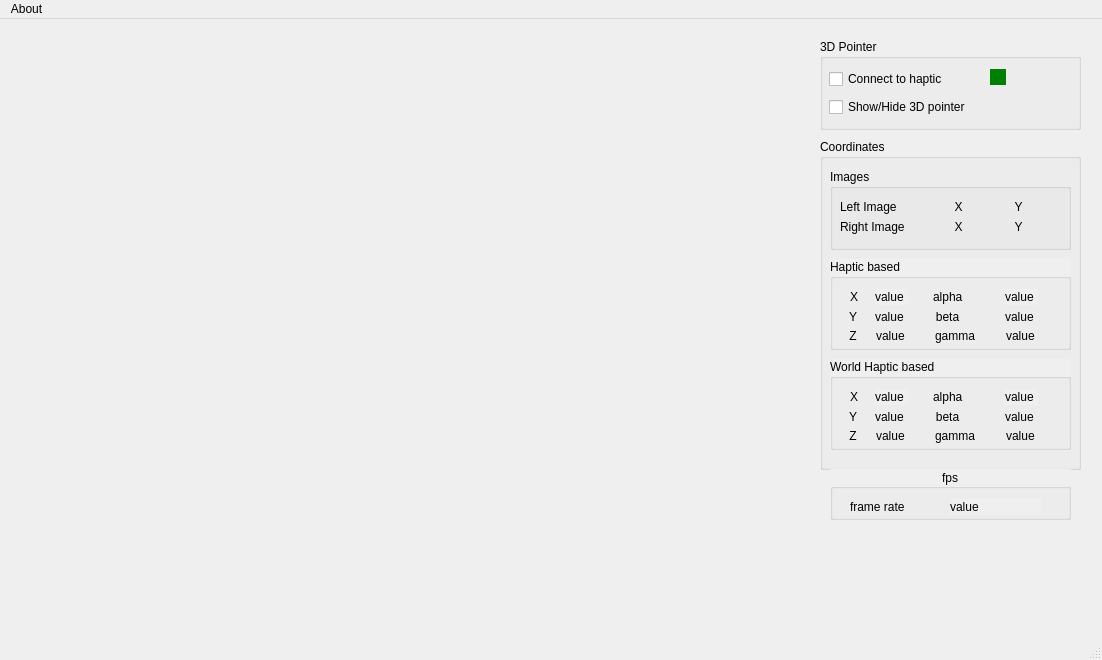
First picture: the form in src/ARtools.ui, repository gedeon1976/ARtoolsHistoric, before the edit.
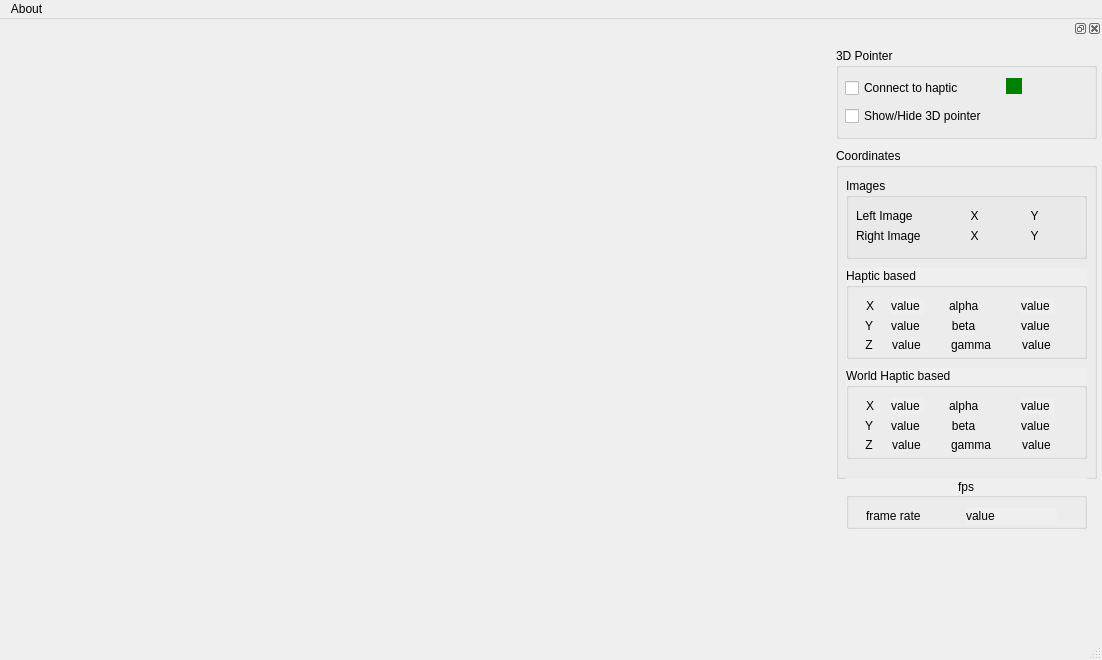
Second picture: the form after the edit.

Diff of the .ui file:
```diff
--- a/src/ARtools.ui
+++ b/src/ARtools.ui
@@ -14,490 +14,62 @@
    <string>ARtools</string>
   </property>
   <widget class="QWidget" name="centralwidget">
-   <widget class="QGroupBox" name="groupBox">
+   <widget class="QWidget" name="CoinScene" native="true">
     <property name="geometry">
      <rect>
-      <x>820</x>
+      <x>10</x>
       <y>20</y>
-      <width>261</width>
-      <height>91</height>
+      <width>521</width>
+      <height>600</height>
      </rect>
     </property>
+   </widget>
+  </widget>
+  <widget class="QMenuBar" name="menubar">
+   <property name="geometry">
+    <rect>
+     <x>0</x>
+     <y>0</y>
+     <width>1102</width>
+     <height>21</height>
+    </rect>
+   </property>
+   <widget class="QMenu" name="menuAbout">
     <property name="title">
-     <string>3D Pointer</string>
+     <string>About</string>
     </property>
-    <property name="flat">
-     <bool>false</bool>
-    </property>
-    <widget class="QCheckBox" name="checkBox_2">
-     <property name="geometry">
-      <rect>
-       <x>9</x>
-       <y>60</y>
-       <width>243</width>
-       <height>16</height>
-      </rect>
-     </property>
-     <property name="text">
-      <string>Show/Hide 3D pointer</string>
-     </property>
-    </widget>
-    <widget class="QCheckBox" name="checkBox">
-     <property name="geometry">
-      <rect>
-       <x>9</x>
-       <y>32</y>
-       <width>243</width>
-       <height>16</height>
-      </rect>
-     </property>
-     <property name="text">
-      <string>Connect to haptic</string>
-     </property>
-    </widget>
-    <widget class="QLabel" name="label_35">
-     <property name="geometry">
-      <rect>
-       <x>170</x>
-       <y>30</y>
-       <width>16</width>
-       <height>16</height>
-      </rect>
+   </widget>
+   <addaction name="menuAbout"/>
+  </widget>
+  <widget class="QStatusBar" name="statusbar"/>
+  <widget class="QDockWidget" name="Pointer3DdockWidget">
+   <property name="minimumSize">
+    <size>
+     <width>276</width>
+     <height>44</height>
+    </size>
      </property>
      <property name="maximumSize">
       <size>
-       <width>16</width>
-       <height>16</height>
-      </size>
-     </property>
-     <property name="palette">
-      <palette>
-       <active>
-        <colorrole role="WindowText">
-         <brush brushstyle="SolidPattern">
-          <color alpha="255">
-           <red>255</red>
-           <green>255</green>
-           <blue>255</blue>
-          </color>
-         </brush>
-        </colorrole>
-        <colorrole role="Button">
-         <brush brushstyle="SolidPattern">
-          <color alpha="255">
-           <red>0</red>
-           <green>128</green>
-           <blue>0</blue>
-          </color>
-         </brush>
-        </colorrole>
-        <colorrole role="Light">
-         <brush brushstyle="SolidPattern">
-          <color alpha="255">
-           <red>0</red>
-           <green>192</green>
-           <blue>0</blue>
-          </color>
-         </brush>
-        </colorrole>
-        <colorrole role="Midlight">
-         <brush brushstyle="SolidPattern">
-          <color alpha="255">
-           <red>0</red>
-           <green>160</green>
-           <blue>0</blue>
-          </color>
-         </brush>
-        </colorrole>
-        <colorrole role="Dark">
-         <brush brushstyle="SolidPattern">
-          <color alpha="255">
-           <red>0</red>
-           <green>64</green>
-           <blue>0</blue>
-          </color>
-         </brush>
-        </colorrole>
-        <colorrole role="Mid">
-         <brush brushstyle="SolidPattern">
-          <color alpha="255">
-           <red>0</red>
-           <green>85</green>
-           <blue>0</blue>
-          </color>
-         </brush>
-        </colorrole>
-        <colorrole role="Text">
-         <brush brushstyle="SolidPattern">
-          <color alpha="255">
-           <red>255</red>
-           <green>255</green>
-           <blue>255</blue>
-          </color>
-         </brush>
-        </colorrole>
-        <colorrole role="BrightText">
-         <brush brushstyle="SolidPattern">
-          <color alpha="255">
-           <red>255</red>
-           <green>255</green>
-           <blue>255</blue>
-          </color>
-         </brush>
-        </colorrole>
-        <colorrole role="ButtonText">
-         <brush brushstyle="SolidPattern">
-          <color alpha="255">
-           <red>255</red>
-           <green>255</green>
-           <blue>255</blue>
-          </color>
-         </brush>
-        </colorrole>
-        <colorrole role="Base">
-         <brush brushstyle="SolidPattern">
-          <color alpha="255">
-           <red>0</red>
-           <green>0</green>
-           <blue>0</blue>
-          </color>
-         </brush>
-        </colorrole>
-        <colorrole role="Window">
-         <brush brushstyle="SolidPattern">
-          <color alpha="255">
-           <red>0</red>
-           <green>128</green>
-           <blue>0</blue>
-          </color>
-         </brush>
-        </colorrole>
-        <colorrole role="Shadow">
-         <brush brushstyle="SolidPattern">
-          <color alpha="255">
-           <red>0</red>
-           <green>0</green>
-           <blue>0</blue>
-          </color>
-         </brush>
-        </colorrole>
-        <colorrole role="AlternateBase">
-         <brush brushstyle="SolidPattern">
-          <color alpha="255">
-           <red>0</red>
-           <green>64</green>
-           <blue>0</blue>
-          </color>
-         </brush>
-        </colorrole>
-        <colorrole role="ToolTipBase">
-         <brush brushstyle="SolidPattern">
-          <color alpha="255">
-           <red>255</red>
-           <green>255</green>
-           <blue>220</blue>
-          </color>
-         </brush>
-        </colorrole>
-        <colorrole role="ToolTipText">
-         <brush brushstyle="SolidPattern">
-          <color alpha="255">
-           <red>0</red>
-           <green>0</green>
-           <blue>0</blue>
-          </color>
-         </brush>
-        </colorrole>
-       </active>
-       <inactive>
-        <colorrole role="WindowText">
-         <brush brushstyle="SolidPattern">
-          <color alpha="255">
-           <red>255</red>
-           <green>255</green>
-           <blue>255</blue>
-          </color>
-         </brush>
-        </colorrole>
-        <colorrole role="Button">
-         <brush brushstyle="SolidPattern">
-          <color alpha="255">
-           <red>0</red>
-           <green>128</green>
-           <blue>0</blue>
-          </color>
-         </brush>
-        </colorrole>
-        <colorrole role="Light">
-         <brush brushstyle="SolidPattern">
-          <color alpha="255">
-           <red>0</red>
-           <green>192</green>
-           <blue>0</blue>
-          </color>
-         </brush>
-        </colorrole>
-        <colorrole role="Midlight">
-         <brush brushstyle="SolidPattern">
-          <color alpha="255">
-           <red>0</red>
-           <green>160</green>
-           <blue>0</blue>
-          </color>
-         </brush>
-        </colorrole>
-        <colorrole role="Dark">
-         <brush brushstyle="SolidPattern">
-          <color alpha="255">
-           <red>0</red>
-           <green>64</green>
-           <blue>0</blue>
-          </color>
-         </brush>
-        </colorrole>
-        <colorrole role="Mid">
-         <brush brushstyle="SolidPattern">
-          <color alpha="255">
-           <red>0</red>
-           <green>85</green>
-           <blue>0</blue>
-          </color>
-         </brush>
-        </colorrole>
-        <colorrole role="Text">
-         <brush brushstyle="SolidPattern">
-          <color alpha="255">
-           <red>255</red>
-           <green>255</green>
-           <blue>255</blue>
-          </color>
-         </brush>
-        </colorrole>
-        <colorrole role="BrightText">
-         <brush brushstyle="SolidPattern">
-          <color alpha="255">
-           <red>255</red>
-           <green>255</green>
-           <blue>255</blue>
-          </color>
-         </brush>
-        </colorrole>
-        <colorrole role="ButtonText">
-         <brush brushstyle="SolidPattern">
-          <color alpha="255">
-           <red>255</red>
-           <green>255</green>
-           <blue>255</blue>
-          </color>
-         </brush>
-        </colorrole>
-        <colorrole role="Base">
-         <brush brushstyle="SolidPattern">
-          <color alpha="255">
-           <red>0</red>
-           <green>0</green>
-           <blue>0</blue>
-          </color>
-         </brush>
-        </colorrole>
-        <colorrole role="Window">
-         <brush brushstyle="SolidPattern">
-          <color alpha="255">
-           <red>0</red>
-           <green>128</green>
-           <blue>0</blue>
-          </color>
-         </brush>
-        </colorrole>
-        <colorrole role="Shadow">
-         <brush brushstyle="SolidPattern">
-          <color alpha="255">
-           <red>0</red>
-           <green>0</green>
-           <blue>0</blue>
-          </color>
-         </brush>
-        </colorrole>
-        <colorrole role="AlternateBase">
-         <brush brushstyle="SolidPattern">
-          <color alpha="255">
-           <red>0</red>
-           <green>64</green>
-           <blue>0</blue>
-          </color>
-         </brush>
-        </colorrole>
-        <colorrole role="ToolTipBase">
-         <brush brushstyle="SolidPattern">
-          <color alpha="255">
-           <red>255</red>
-           <green>255</green>
-           <blue>220</blue>
-          </color>
-         </brush>
-        </colorrole>
-        <colorrole role="ToolTipText">
-         <brush brushstyle="SolidPattern">
-          <color alpha="255">
-           <red>0</red>
-           <green>0</green>
-           <blue>0</blue>
-          </color>
-         </brush>
-        </colorrole>
-       </inactive>
-       <disabled>
-        <colorrole role="WindowText">
-         <brush brushstyle="SolidPattern">
-          <color alpha="255">
-           <red>0</red>
-           <green>64</green>
-           <blue>0</blue>
-          </color>
-         </brush>
-        </colorrole>
-        <colorrole role="Button">
-         <brush brushstyle="SolidPattern">
-          <color alpha="255">
-           <red>0</red>
-           <green>128</green>
-           <blue>0</blue>
-          </color>
-         </brush>
-        </colorrole>
-        <colorrole role="Light">
-         <brush brushstyle="SolidPattern">
-          <color alpha="255">
-           <red>0</red>
-           <green>192</green>
-           <blue>0</blue>
-          </color>
-         </brush>
-        </colorrole>
-        <colorrole role="Midlight">
-         <brush brushstyle="SolidPattern">
-          <color alpha="255">
-           <red>0</red>
-           <green>160</green>
-           <blue>0</blue>
-          </color>
-         </brush>
-        </colorrole>
-        <colorrole role="Dark">
-         <brush brushstyle="SolidPattern">
-          <color alpha="255">
-           <red>0</red>
-           <green>64</green>
-           <blue>0</blue>
-          </color>
-         </brush>
-        </colorrole>
-        <colorrole role="Mid">
-         <brush brushstyle="SolidPattern">
-          <color alpha="255">
-           <red>0</red>
-           <green>85</green>
-           <blue>0</blue>
-          </color>
-         </brush>
-        </colorrole>
-        <colorrole role="Text">
-         <brush brushstyle="SolidPattern">
-          <color alpha="255">
-           <red>0</red>
-           <green>64</green>
-           <blue>0</blue>
-          </color>
-         </brush>
-        </colorrole>
-        <colorrole role="BrightText">
-         <brush brushstyle="SolidPattern">
-          <color alpha="255">
-           <red>255</red>
-           <green>255</green>
-           <blue>255</blue>
-          </color>
-         </brush>
-        </colorrole>
-        <colorrole role="ButtonText">
-         <brush brushstyle="SolidPattern">
-          <color alpha="255">
-           <red>0</red>
-           <green>64</green>
-           <blue>0</blue>
-          </color>
-         </brush>
-        </colorrole>
-        <colorrole role="Base">
-         <brush brushstyle="SolidPattern">
-          <color alpha="255">
-           <red>0</red>
-           <green>128</green>
-           <blue>0</blue>
-          </color>
-         </brush>
-        </colorrole>
-        <colorrole role="Window">
-         <brush brushstyle="SolidPattern">
-          <color alpha="255">
-           <red>0</red>
-           <green>128</green>
-           <blue>0</blue>
-          </color>
-         </brush>
-        </colorrole>
-        <colorrole role="Shadow">
-         <brush brushstyle="SolidPattern">
-          <color alpha="255">
-           <red>0</red>
-           <green>0</green>
-           <blue>0</blue>
-          </color>
-         </brush>
-        </colorrole>
-        <colorrole role="AlternateBase">
-         <brush brushstyle="SolidPattern">
-          <color alpha="255">
-           <red>0</red>
-           <green>128</green>
-           <blue>0</blue>
-          </color>
-         </brush>
-        </colorrole>
-        <colorrole role="ToolTipBase">
-         <brush brushstyle="SolidPattern">
-          <color alpha="255">
-           <red>255</red>
-           <green>255</green>
-           <blue>220</blue>
-          </color>
-         </brush>
-        </colorrole>
-        <colorrole role="ToolTipText">
-         <brush brushstyle="SolidPattern">
-          <color alpha="255">
-           <red>0</red>
-           <green>0</green>
-           <blue>0</blue>
-          </color>
-         </brush>
-        </colorrole>
-       </disabled>
-      </palette>
-     </property>
-     <property name="autoFillBackground">
-      <bool>true</bool>
-     </property>
-     <property name="text">
+     <width>276</width>
+     <height>524287</height>
+    </size>
+   </property>
+   <property name="allowedAreas">
+    <set>Qt::LeftDockWidgetArea|Qt::RightDockWidgetArea</set>
+   </property>
+   <property name="windowTitle">
       <string/>
      </property>
-    </widget>
-   </widget>
+   <attribute name="dockWidgetArea">
+    <number>2</number>
+   </attribute>
+   <widget class="QWidget" name="dockWidgetContents_5">
    <widget class="QGroupBox" name="groupBox_2">
     <property name="geometry">
      <rect>
-      <x>820</x>
-      <y>120</y>
+       <x>10</x>
+       <y>110</y>
       <width>261</width>
       <height>331</height>
      </rect>
@@ -1025,21 +597,490 @@
      </widget>
     </widget>
    </widget>
-   <widget class="QWidget" name="CoinScene" native="true">
+    <widget class="QGroupBox" name="groupBox">
     <property name="geometry">
      <rect>
       <x>10</x>
-      <y>20</y>
-      <width>801</width>
-      <height>600</height>
-     </rect>
-    </property>
+       <y>10</y>
+       <width>261</width>
+       <height>91</height>
+      </rect>
+     </property>
+     <property name="title">
+      <string>3D Pointer</string>
+     </property>
+     <property name="flat">
+      <bool>false</bool>
+     </property>
+     <widget class="QCheckBox" name="checkBox_2">
+      <property name="geometry">
+       <rect>
+        <x>9</x>
+        <y>60</y>
+        <width>243</width>
+        <height>16</height>
+       </rect>
+      </property>
+      <property name="text">
+       <string>Show/Hide 3D pointer</string>
+      </property>
+     </widget>
+     <widget class="QCheckBox" name="checkBox">
+      <property name="geometry">
+       <rect>
+        <x>9</x>
+        <y>32</y>
+        <width>243</width>
+        <height>16</height>
+       </rect>
+      </property>
+      <property name="text">
+       <string>Connect to haptic</string>
+      </property>
+     </widget>
+     <widget class="QLabel" name="label_35">
+      <property name="geometry">
+       <rect>
+        <x>170</x>
+        <y>30</y>
+        <width>16</width>
+        <height>16</height>
+       </rect>
+      </property>
+      <property name="maximumSize">
+       <size>
+        <width>16</width>
+        <height>16</height>
+       </size>
+      </property>
+      <property name="palette">
+       <palette>
+        <active>
+         <colorrole role="WindowText">
+          <brush brushstyle="SolidPattern">
+           <color alpha="255">
+            <red>255</red>
+            <green>255</green>
+            <blue>255</blue>
+           </color>
+          </brush>
+         </colorrole>
+         <colorrole role="Button">
+          <brush brushstyle="SolidPattern">
+           <color alpha="255">
+            <red>0</red>
+            <green>128</green>
+            <blue>0</blue>
+           </color>
+          </brush>
+         </colorrole>
+         <colorrole role="Light">
+          <brush brushstyle="SolidPattern">
+           <color alpha="255">
+            <red>0</red>
+            <green>192</green>
+            <blue>0</blue>
+           </color>
+          </brush>
+         </colorrole>
+         <colorrole role="Midlight">
+          <brush brushstyle="SolidPattern">
+           <color alpha="255">
+            <red>0</red>
+            <green>160</green>
+            <blue>0</blue>
+           </color>
+          </brush>
+         </colorrole>
+         <colorrole role="Dark">
+          <brush brushstyle="SolidPattern">
+           <color alpha="255">
+            <red>0</red>
+            <green>64</green>
+            <blue>0</blue>
+           </color>
+          </brush>
+         </colorrole>
+         <colorrole role="Mid">
+          <brush brushstyle="SolidPattern">
+           <color alpha="255">
+            <red>0</red>
+            <green>85</green>
+            <blue>0</blue>
+           </color>
+          </brush>
+         </colorrole>
+         <colorrole role="Text">
+          <brush brushstyle="SolidPattern">
+           <color alpha="255">
+            <red>255</red>
+            <green>255</green>
+            <blue>255</blue>
+           </color>
+          </brush>
+         </colorrole>
+         <colorrole role="BrightText">
+          <brush brushstyle="SolidPattern">
+           <color alpha="255">
+            <red>255</red>
+            <green>255</green>
+            <blue>255</blue>
+           </color>
+          </brush>
+         </colorrole>
+         <colorrole role="ButtonText">
+          <brush brushstyle="SolidPattern">
+           <color alpha="255">
+            <red>255</red>
+            <green>255</green>
+            <blue>255</blue>
+           </color>
+          </brush>
+         </colorrole>
+         <colorrole role="Base">
+          <brush brushstyle="SolidPattern">
+           <color alpha="255">
+            <red>0</red>
+            <green>0</green>
+            <blue>0</blue>
+           </color>
+          </brush>
+         </colorrole>
+         <colorrole role="Window">
+          <brush brushstyle="SolidPattern">
+           <color alpha="255">
+            <red>0</red>
+            <green>128</green>
+            <blue>0</blue>
+           </color>
+          </brush>
+         </colorrole>
+         <colorrole role="Shadow">
+          <brush brushstyle="SolidPattern">
+           <color alpha="255">
+            <red>0</red>
+            <green>0</green>
+            <blue>0</blue>
+           </color>
+          </brush>
+         </colorrole>
+         <colorrole role="AlternateBase">
+          <brush brushstyle="SolidPattern">
+           <color alpha="255">
+            <red>0</red>
+            <green>64</green>
+            <blue>0</blue>
+           </color>
+          </brush>
+         </colorrole>
+         <colorrole role="ToolTipBase">
+          <brush brushstyle="SolidPattern">
+           <color alpha="255">
+            <red>255</red>
+            <green>255</green>
+            <blue>220</blue>
+           </color>
+          </brush>
+         </colorrole>
+         <colorrole role="ToolTipText">
+          <brush brushstyle="SolidPattern">
+           <color alpha="255">
+            <red>0</red>
+            <green>0</green>
+            <blue>0</blue>
+           </color>
+          </brush>
+         </colorrole>
+        </active>
+        <inactive>
+         <colorrole role="WindowText">
+          <brush brushstyle="SolidPattern">
+           <color alpha="255">
+            <red>255</red>
+            <green>255</green>
+            <blue>255</blue>
+           </color>
+          </brush>
+         </colorrole>
+         <colorrole role="Button">
+          <brush brushstyle="SolidPattern">
+           <color alpha="255">
+            <red>0</red>
+            <green>128</green>
+            <blue>0</blue>
+           </color>
+          </brush>
+         </colorrole>
+         <colorrole role="Light">
+          <brush brushstyle="SolidPattern">
+           <color alpha="255">
+            <red>0</red>
+            <green>192</green>
+            <blue>0</blue>
+           </color>
+          </brush>
+         </colorrole>
+         <colorrole role="Midlight">
+          <brush brushstyle="SolidPattern">
+           <color alpha="255">
+            <red>0</red>
+            <green>160</green>
+            <blue>0</blue>
+           </color>
+          </brush>
+         </colorrole>
+         <colorrole role="Dark">
+          <brush brushstyle="SolidPattern">
+           <color alpha="255">
+            <red>0</red>
+            <green>64</green>
+            <blue>0</blue>
+           </color>
+          </brush>
+         </colorrole>
+         <colorrole role="Mid">
+          <brush brushstyle="SolidPattern">
+           <color alpha="255">
+            <red>0</red>
+            <green>85</green>
+            <blue>0</blue>
+           </color>
+          </brush>
+         </colorrole>
+         <colorrole role="Text">
+          <brush brushstyle="SolidPattern">
+           <color alpha="255">
+            <red>255</red>
+            <green>255</green>
+            <blue>255</blue>
+           </color>
+          </brush>
+         </colorrole>
+         <colorrole role="BrightText">
+          <brush brushstyle="SolidPattern">
+           <color alpha="255">
+            <red>255</red>
+            <green>255</green>
+            <blue>255</blue>
+           </color>
+          </brush>
+         </colorrole>
+         <colorrole role="ButtonText">
+          <brush brushstyle="SolidPattern">
+           <color alpha="255">
+            <red>255</red>
+            <green>255</green>
+            <blue>255</blue>
+           </color>
+          </brush>
+         </colorrole>
+         <colorrole role="Base">
+          <brush brushstyle="SolidPattern">
+           <color alpha="255">
+            <red>0</red>
+            <green>0</green>
+            <blue>0</blue>
+           </color>
+          </brush>
+         </colorrole>
+         <colorrole role="Window">
+          <brush brushstyle="SolidPattern">
+           <color alpha="255">
+            <red>0</red>
+            <green>128</green>
+            <blue>0</blue>
+           </color>
+          </brush>
+         </colorrole>
+         <colorrole role="Shadow">
+          <brush brushstyle="SolidPattern">
+           <color alpha="255">
+            <red>0</red>
+            <green>0</green>
+            <blue>0</blue>
+           </color>
+          </brush>
+         </colorrole>
+         <colorrole role="AlternateBase">
+          <brush brushstyle="SolidPattern">
+           <color alpha="255">
+            <red>0</red>
+            <green>64</green>
+            <blue>0</blue>
+           </color>
+          </brush>
+         </colorrole>
+         <colorrole role="ToolTipBase">
+          <brush brushstyle="SolidPattern">
+           <color alpha="255">
+            <red>255</red>
+            <green>255</green>
+            <blue>220</blue>
+           </color>
+          </brush>
+         </colorrole>
+         <colorrole role="ToolTipText">
+          <brush brushstyle="SolidPattern">
+           <color alpha="255">
+            <red>0</red>
+            <green>0</green>
+            <blue>0</blue>
+           </color>
+          </brush>
+         </colorrole>
+        </inactive>
+        <disabled>
+         <colorrole role="WindowText">
+          <brush brushstyle="SolidPattern">
+           <color alpha="255">
+            <red>0</red>
+            <green>64</green>
+            <blue>0</blue>
+           </color>
+          </brush>
+         </colorrole>
+         <colorrole role="Button">
+          <brush brushstyle="SolidPattern">
+           <color alpha="255">
+            <red>0</red>
+            <green>128</green>
+            <blue>0</blue>
+           </color>
+          </brush>
+         </colorrole>
+         <colorrole role="Light">
+          <brush brushstyle="SolidPattern">
+           <color alpha="255">
+            <red>0</red>
+            <green>192</green>
+            <blue>0</blue>
+           </color>
+          </brush>
+         </colorrole>
+         <colorrole role="Midlight">
+          <brush brushstyle="SolidPattern">
+           <color alpha="255">
+            <red>0</red>
+            <green>160</green>
+            <blue>0</blue>
+           </color>
+          </brush>
+         </colorrole>
+         <colorrole role="Dark">
+          <brush brushstyle="SolidPattern">
+           <color alpha="255">
+            <red>0</red>
+            <green>64</green>
+            <blue>0</blue>
+           </color>
+          </brush>
+         </colorrole>
+         <colorrole role="Mid">
+          <brush brushstyle="SolidPattern">
+           <color alpha="255">
+            <red>0</red>
+            <green>85</green>
+            <blue>0</blue>
+           </color>
+          </brush>
+         </colorrole>
+         <colorrole role="Text">
+          <brush brushstyle="SolidPattern">
+           <color alpha="255">
+            <red>0</red>
+            <green>64</green>
+            <blue>0</blue>
+           </color>
+          </brush>
+         </colorrole>
+         <colorrole role="BrightText">
+          <brush brushstyle="SolidPattern">
+           <color alpha="255">
+            <red>255</red>
+            <green>255</green>
+            <blue>255</blue>
+           </color>
+          </brush>
+         </colorrole>
+         <colorrole role="ButtonText">
+          <brush brushstyle="SolidPattern">
+           <color alpha="255">
+            <red>0</red>
+            <green>64</green>
+            <blue>0</blue>
+           </color>
+          </brush>
+         </colorrole>
+         <colorrole role="Base">
+          <brush brushstyle="SolidPattern">
+           <color alpha="255">
+            <red>0</red>
+            <green>128</green>
+            <blue>0</blue>
+           </color>
+          </brush>
+         </colorrole>
+         <colorrole role="Window">
+          <brush brushstyle="SolidPattern">
+           <color alpha="255">
+            <red>0</red>
+            <green>128</green>
+            <blue>0</blue>
+           </color>
+          </brush>
+         </colorrole>
+         <colorrole role="Shadow">
+          <brush brushstyle="SolidPattern">
+           <color alpha="255">
+            <red>0</red>
+            <green>0</green>
+            <blue>0</blue>
+           </color>
+          </brush>
+         </colorrole>
+         <colorrole role="AlternateBase">
+          <brush brushstyle="SolidPattern">
+           <color alpha="255">
+            <red>0</red>
+            <green>128</green>
+            <blue>0</blue>
+           </color>
+          </brush>
+         </colorrole>
+         <colorrole role="ToolTipBase">
+          <brush brushstyle="SolidPattern">
+           <color alpha="255">
+            <red>255</red>
+            <green>255</green>
+            <blue>220</blue>
+           </color>
+          </brush>
+         </colorrole>
+         <colorrole role="ToolTipText">
+          <brush brushstyle="SolidPattern">
+           <color alpha="255">
+            <red>0</red>
+            <green>0</green>
+            <blue>0</blue>
+           </color>
+          </brush>
+         </colorrole>
+        </disabled>
+       </palette>
+      </property>
+      <property name="autoFillBackground">
+       <bool>true</bool>
+      </property>
+      <property name="text">
+       <string/>
+      </property>
+     </widget>
    </widget>
    <widget class="QGroupBox" name="groupBox_6">
     <property name="geometry">
      <rect>
-      <x>830</x>
-      <y>450</y>
+       <x>20</x>
+       <y>440</y>
       <width>241</width>
       <height>51</height>
      </rect>
@@ -1084,23 +1125,7 @@
     </widget>
    </widget>
   </widget>
-  <widget class="QMenuBar" name="menubar">
-   <property name="geometry">
-    <rect>
-     <x>0</x>
-     <y>0</y>
-     <width>1102</width>
-     <height>21</height>
-    </rect>
-   </property>
-   <widget class="QMenu" name="menuAbout">
-    <property name="title">
-     <string>About</string>
-    </property>
-   </widget>
-   <addaction name="menuAbout"/>
-  </widget>
-  <widget class="QStatusBar" name="statusbar"/>
+  </widget>
  </widget>
  <resources/>
  <connections>
```
Lines whose indentation alone changed are shown as unchanged.
